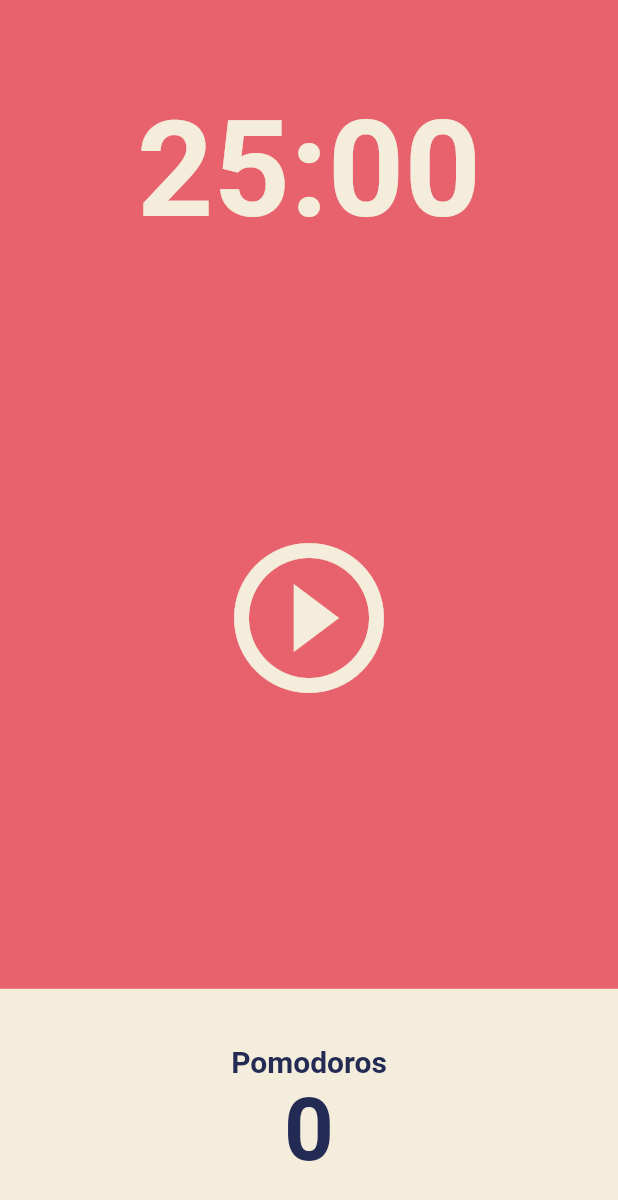
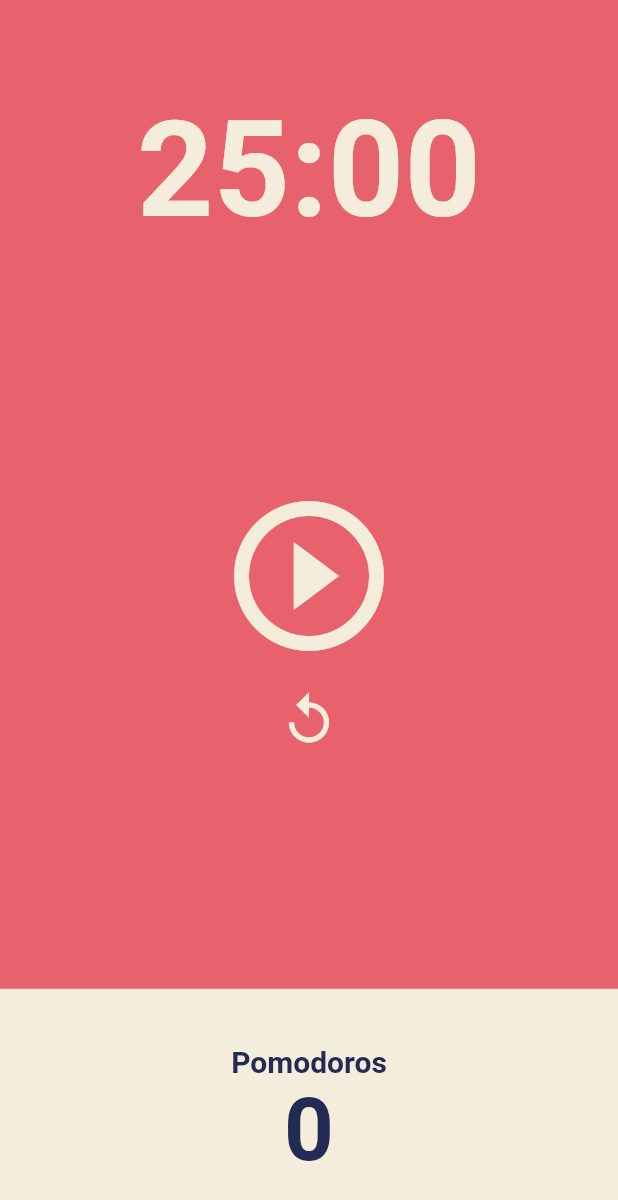
Before and after one commit to advanced-rising/flutter-app, a Flutter app: the screen it shows after launch, on a phone screen of 412 x 824 dp. Shown: the top 1200 px of the screen. Run offline on Flutter 3.47's test engine with Material 2 defaults, Android fonts, the phone set to English and light mode, and no system bars; our stand-ins replace google_fonts.

Commit message:
reset button code challenge

```diff
--- a/toonflix/lib/screens/home_screen.dart
+++ b/toonflix/lib/screens/home_screen.dart
@@ -12,13 +12,13 @@ class _HomeScreenState extends State<HomeScreen> {
   static const twentyFiveMinutes = 25 * 60;
   int totalSeconds = twentyFiveMinutes;
   bool isRunning = false;
-  int totlaPomodoros = 0;
+  int totalPomodoros = 0;
   late Timer timer;
 
   void onTick(Timer timer) {
     if (totalSeconds == 0) {
       setState(() {
-        totlaPomodoros = totlaPomodoros + 1;
+        totalPomodoros = totalPomodoros + 1;
         isRunning = false;
         totalSeconds = twentyFiveMinutes;
       });
@@ -44,6 +44,15 @@ class _HomeScreenState extends State<HomeScreen> {
     timer.cancel();
     setState(() {
       isRunning = false;
+    });
+  }
+
+  void onResetPressed() {
+    setState(() {
+      totalSeconds = twentyFiveMinutes;
+      isRunning = false;
+      timer.cancel();
+      totalPomodoros = 0;
     });
   }
 
@@ -74,7 +83,10 @@ class _HomeScreenState extends State<HomeScreen> {
           ),
           Flexible(
               flex: 3,
-            child: Center(
+              child: Column(
+                mainAxisAlignment: MainAxisAlignment.center,
+                children: [
+                  Center(
                     child: IconButton(
                       iconSize: 120,
                       color: Theme.of(context).cardColor,
@@ -84,7 +96,16 @@ class _HomeScreenState extends State<HomeScreen> {
                           : Icons.play_circle_outline),
                     ),
                   ),
+                  Center(
+                    child: IconButton(
+                      iconSize: 40,
+                      color: Theme.of(context).cardColor,
+                      onPressed: onResetPressed,
+                      icon: const Icon(Icons.replay),
                     ),
+                  ),
+                ],
+              )),
           Flexible(
             flex: 1,
             child: Row(
@@ -107,7 +128,7 @@ class _HomeScreenState extends State<HomeScreen> {
                           ),
                         ),
                         Text(
-                          '$totlaPomodoros',
+                          '$totalPomodoros',
                           style: TextStyle(
                             fontSize: 58,
                             fontWeight: FontWeight.w600,
```
Lines whose indentation alone changed are shown as unchanged.
